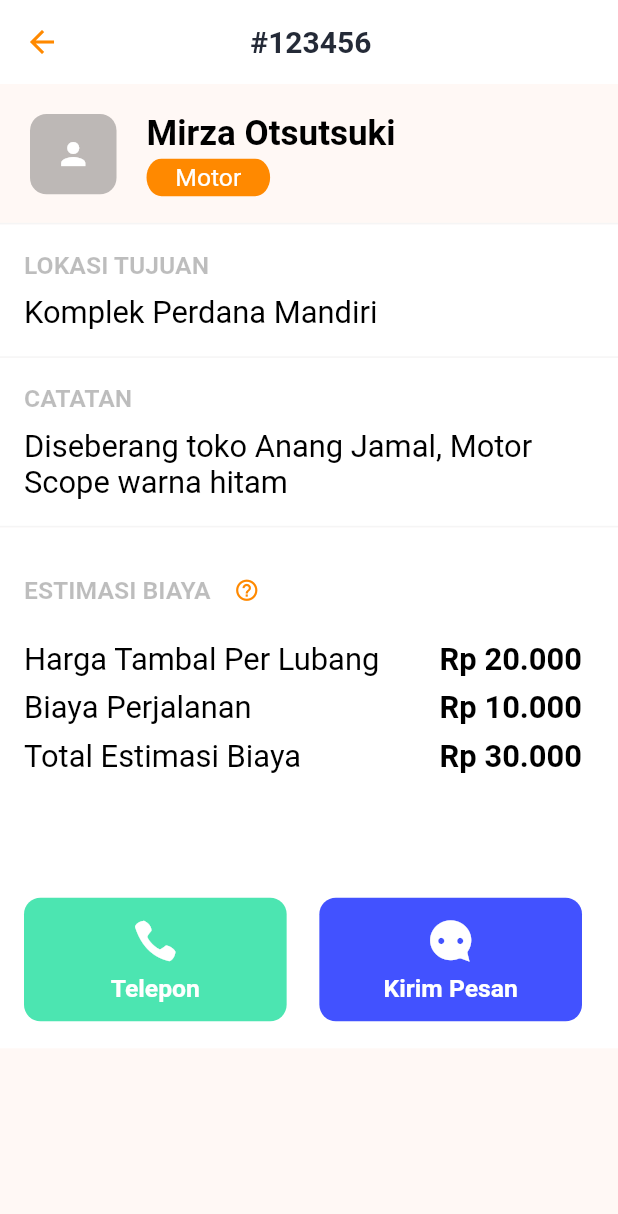
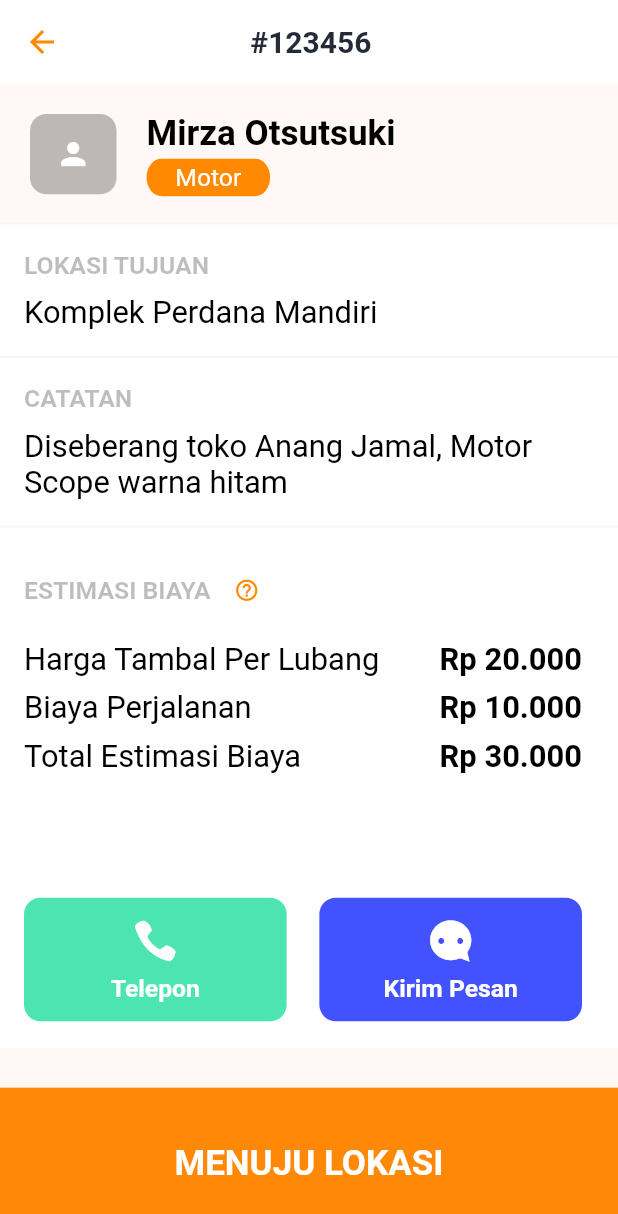
Before and after one commit to MirzaMlna/Tambalin, a Flutter app: the OrderReceived screen opened directly, on a phone screen of 412 x 824 dp. Shown: the top 1214 px of the screen. Run offline on Flutter 3.47's test engine with Material 2 defaults, Android fonts, the phone set to English and light mode, and no system bars; our stand-ins replace google_fonts, settings_ui, sizer; missing offline and left inert: flutter_verification_code.

Commit message:
:white_check_mark: Add Button at Bottom

```diff
--- a/lib/order_pages/order_received_page.dart
+++ b/lib/order_pages/order_received_page.dart
@@ -368,7 +368,27 @@ class _OrderReceivedState extends State<OrderReceived> {
           ),
         ],
       ),
-
+      bottomNavigationBar: Material(
+        color: const Color(0xffff8906),
+        child: InkWell(
+          onTap: () {
+            //print('called on tap');
+          },
+          child: SizedBox(
+            height: 12.h,
+            width: double.infinity,
+            child: Center(
+              child: Text(
+                'MENUJU LOKASI',
+                style: TextStyle(
+                    fontWeight: FontWeight.bold,
+                    color: Colors.white,
+                    fontSize: 17.sp),
+              ),
+            ),
+          ),
+        ),
+      ),
     );
   }
 }
```
